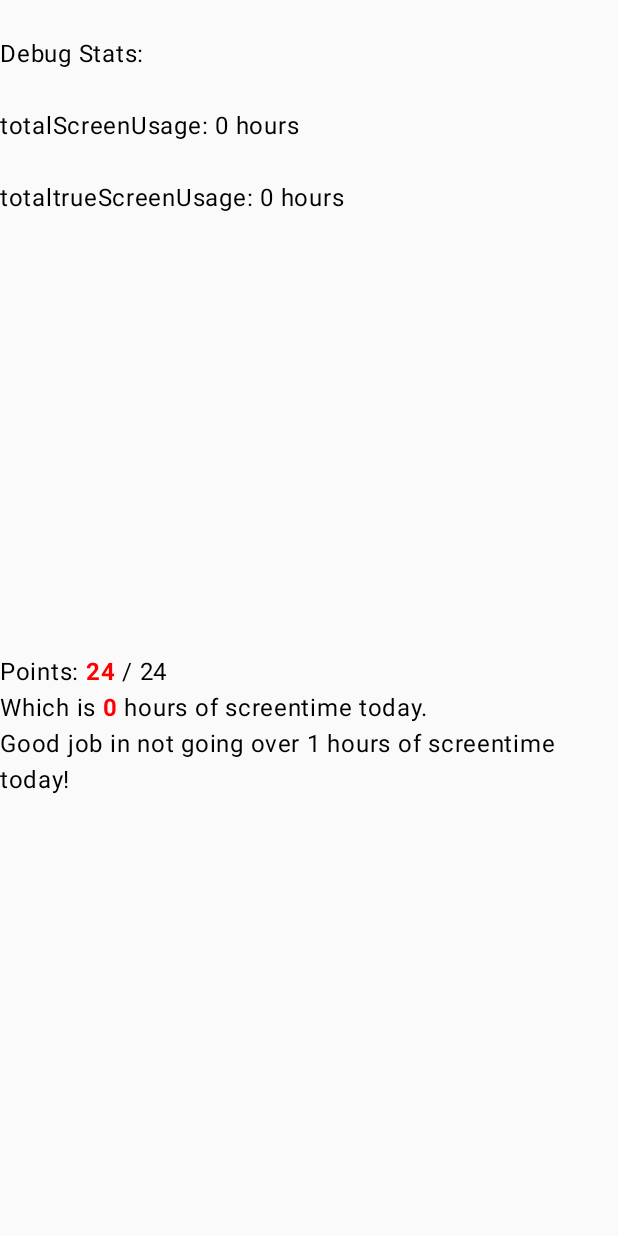
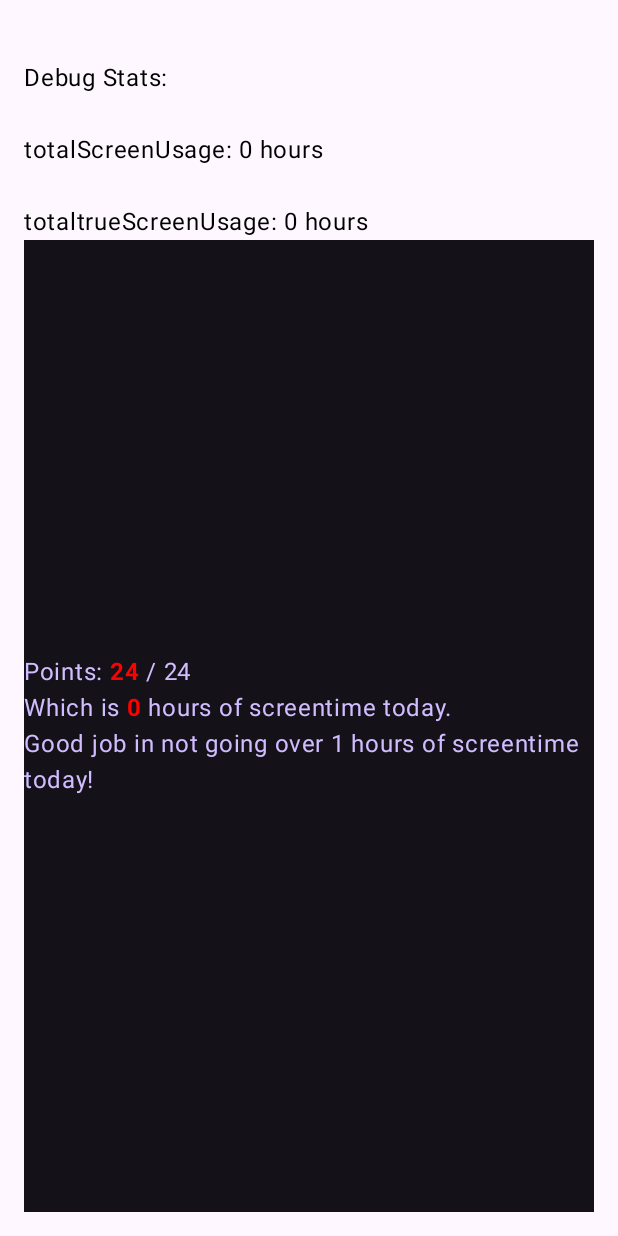
Before and after one commit to SPdoesCode/Pointmore, an Android app built with Jetpack Compose: the screen it shows after launch (MainActivity), on a phone screen of 412 x 824 dp. Run offline under Robolectric (Android 15) with nearby library versions, the phone set to English and light mode, and no system bars.

Commit message:
finally got the matirial UI to somewhat work. And thus it has a darkmode :D

```diff
--- a/app/src/main/java/com/sp/pointmore/MainActivity.kt
+++ b/app/src/main/java/com/sp/pointmore/MainActivity.kt
@@ -1,37 +1,46 @@
 package com.sp.pointmore
 
 import android.app.AppOpsManager
+import android.app.usage.UsageEvents
 import android.os.Bundle
 import androidx.activity.ComponentActivity
 import androidx.activity.compose.setContent
 import androidx.activity.enableEdgeToEdge
 import androidx.compose.foundation.layout.fillMaxSize
-import androidx.compose.foundation.layout.padding
-import androidx.compose.material3.Scaffold
 import androidx.compose.material3.Text
 import androidx.compose.runtime.Composable
 import androidx.compose.ui.Modifier
 import androidx.compose.ui.tooling.preview.Preview
 import com.sp.pointmore.ui.theme.PointmoreTheme
-import android.app.usage.UsageStatsManager.*
 import android.app.usage.UsageStatsManager
 import android.content.Context
 import android.content.Intent
 import android.content.res.Configuration
 import java.util.Calendar
-import androidx.compose.runtime.*
 import android.provider.Settings
 import androidx.compose.foundation.layout.Box
 import androidx.compose.foundation.layout.Column
 import androidx.compose.ui.Alignment
 import androidx.compose.ui.graphics.Color
+import androidx.compose.ui.platform.LocalContext
 import androidx.compose.ui.text.SpanStyle
 import androidx.compose.ui.text.buildAnnotatedString
 import androidx.compose.ui.text.font.FontWeight
 import androidx.compose.ui.text.withStyle
+import androidx.compose.runtime.LaunchedEffect
+import androidx.compose.runtime.mutableStateOf
+import androidx.compose.runtime.remember
+import androidx.compose.runtime.getValue
+import androidx.compose.runtime.setValue
+import androidx.compose.material3.ExperimentalMaterial3Api
+import androidx.compose.material3.MaterialTheme
+import androidx.compose.foundation.background
+import androidx.compose.foundation.layout.*
+import androidx.compose.material3.*
+import androidx.compose.ui.unit.dp
 
-val debug: Int = 1 //turn off if ur not gona need debuging
-var errornum: Long = -2
+const val debug: Int = 1 //turn off if ur not gona need debuging
+const val errornum: Long = -2
 
 class MainActivity : ComponentActivity() {
     override fun onCreate(savedInstanceState: Bundle?) {
@@ -42,15 +51,22 @@ class MainActivity : ComponentActivity() {
         enableEdgeToEdge()
         setContent {
             PointmoreTheme {
+                val context = LocalContext.current
                 var screenTime by remember { mutableStateOf<Long?>(-2) }
 
                 LaunchedEffect(Unit) {
-                    if (hasUsageStatsPermission(this@MainActivity)) {
-                        screenTime = getTotalScreentime(this@MainActivity)
+                    if (hasUsageStatsPermission(context)) {
+                        screenTime = getTotalScreentime(context)
                     }
                 }
                 var truescreenTime by remember { mutableStateOf<Long?>(-2) }
-                Column {
+                Column(
+                    modifier = Modifier
+                        .fillMaxSize()
+                        .background(MaterialTheme.colorScheme.background)
+                        .padding(16.dp),
+                    verticalArrangement = Arrangement.Center,
+                ) {
                     if (screenTime != errornum && debug == 1) {
                         Text("\nDebug Stats:")
                         Text("\ntotalScreenUsage: ${screenTime!! / (1000 * 60 * 60)} hours")
@@ -76,25 +92,42 @@ fun getTotalScreentime(context: Context): Long {
         set(Calendar.HOUR_OF_DAY, 0)
         set(Calendar.MINUTE, 0)
         set(Calendar.SECOND, 0)
+        set(Calendar.MILLISECOND, 0)
     }.timeInMillis
 
-    return usageStatsManager
-        .queryUsageStats(UsageStatsManager.INTERVAL_DAILY, startOfDay, now)
-        ?.sumOf { it.totalTimeInForeground } ?: 0L
+    val events = usageStatsManager.queryEvents(startOfDay, now)
+    var lastForegroundTimestamp: Long? = null
+    var totalTime = 0L
+
+    val event = UsageEvents.Event()
+    while (events.hasNextEvent()) {
+        events.getNextEvent(event)
+
+        if (event.eventType == UsageEvents.Event.MOVE_TO_FOREGROUND) {
+            lastForegroundTimestamp = event.timeStamp
+        } else if (event.eventType == UsageEvents.Event.MOVE_TO_BACKGROUND && lastForegroundTimestamp != null) {
+            totalTime += event.timeStamp - lastForegroundTimestamp!!
+            lastForegroundTimestamp = null
+        }
     }
 
-@Preview(uiMode = Configuration.UI_MODE_NIGHT_NO, showBackground = true, name = "Light Mode")
-@Preview(uiMode = Configuration.UI_MODE_NIGHT_YES, showBackground = true, name = "Dark Mode")
+    return totalTime
+}
+
+
+@Preview(uiMode = Configuration.UI_MODE_NIGHT_YES, showBackground = true, name = "Dark Mode", showSystemUi = true)
 @Composable
 fun guiMain(sts: Long = 0) {
-
+    PointmoreTheme(
+        darkTheme = true
+    ) {
         Box(
-        modifier = Modifier
+            modifier = Modifier.background(MaterialTheme.colorScheme.background) // if i dont got ts set here then well it doesnt work idky
                 .fillMaxSize(),
             contentAlignment = Alignment.Center
         ) {
-        Text(
-            buildAnnotatedString {
+            Text( color = MaterialTheme.colorScheme.primary,
+                text = buildAnnotatedString {
 
                     append("Points: ")
 
@@ -118,7 +151,7 @@ fun guiMain(sts: Long = 0) {
                 }
             )
         }
-
+    }
 }
 
 fun hasUsageStatsPermission(context: Context): Boolean {
--- a/app/src/main/java/com/sp/pointmore/ui/theme/Theme.kt
+++ b/app/src/main/java/com/sp/pointmore/ui/theme/Theme.kt
@@ -9,7 +9,9 @@ import androidx.compose.material3.dynamicDarkColorScheme
 import androidx.compose.material3.dynamicLightColorScheme
 import androidx.compose.material3.lightColorScheme
 import androidx.compose.runtime.Composable
+import androidx.compose.ui.graphics.Color
 import androidx.compose.ui.platform.LocalContext
+import androidx.compose.material3.ExperimentalMaterial3Api
 
 private val DarkColorScheme = darkColorScheme(
     primary = Purple80,
@@ -37,7 +39,7 @@ private val LightColorScheme = lightColorScheme(
 fun PointmoreTheme(
     darkTheme: Boolean = isSystemInDarkTheme(),
     // Dynamic color is available on Android 12+
-    dynamicColor: Boolean = true,
+    dynamicColor: Boolean = false,
     content: @Composable () -> Unit
 ) {
     val colorScheme = when {
@@ -52,7 +54,6 @@ fun PointmoreTheme(
 
     MaterialTheme(
         colorScheme = colorScheme,
-        typography = Typography,
         content = content
     )
 }
```
Lines whose indentation alone changed are shown as unchanged.
